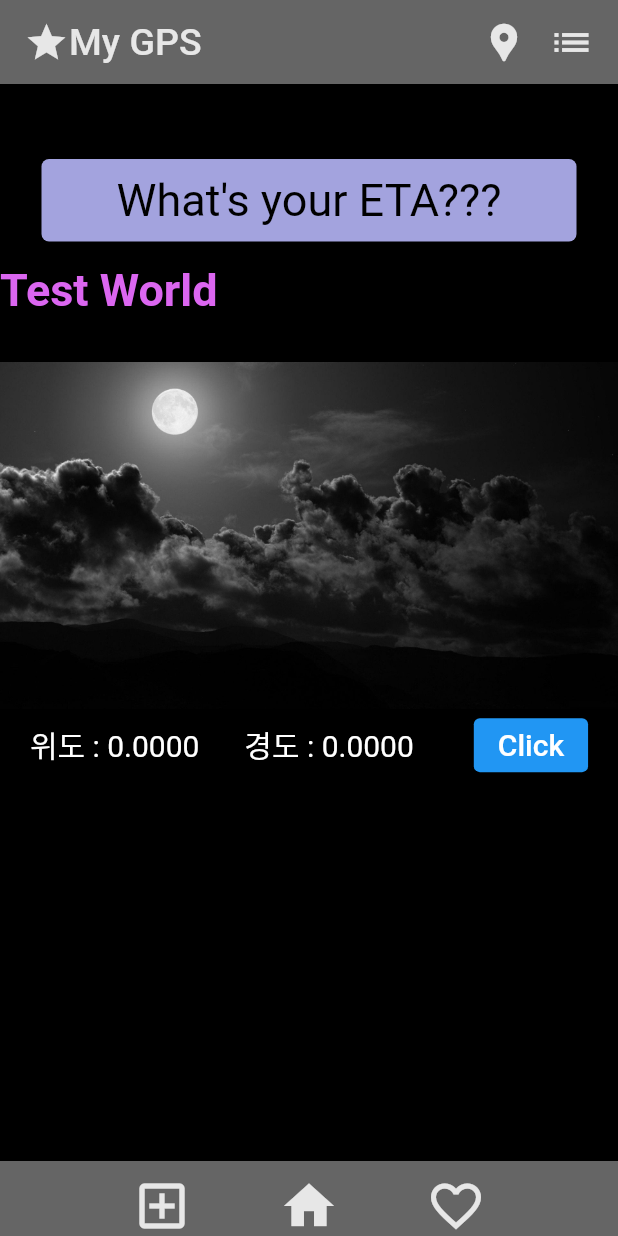
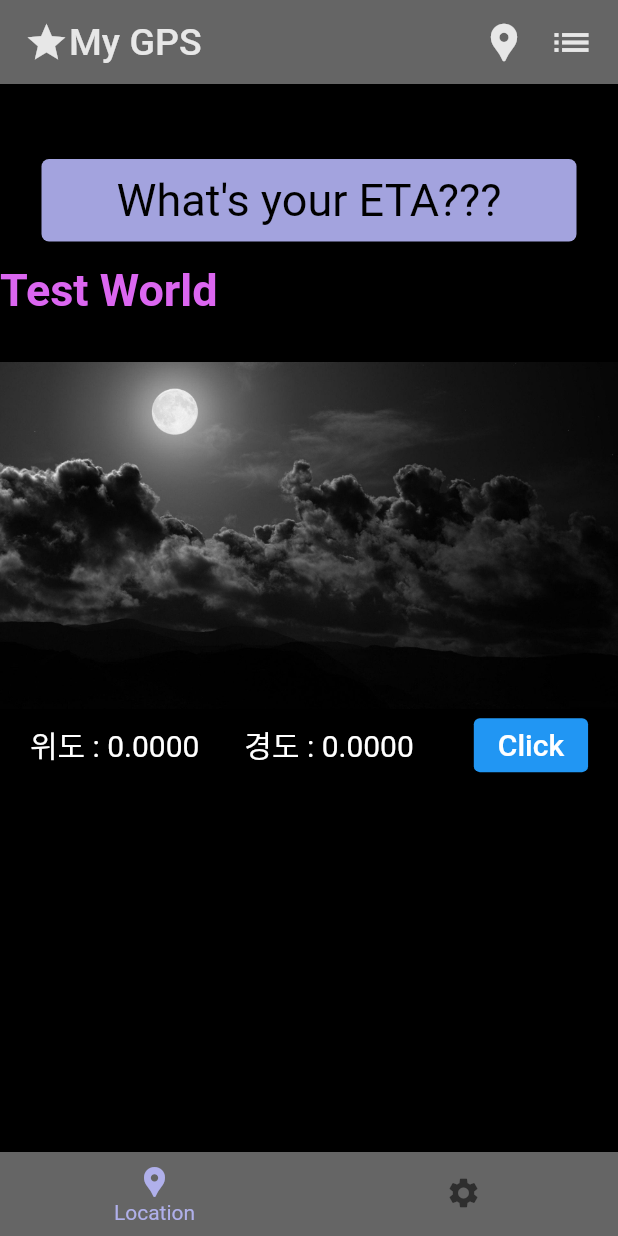
Before and after one commit to Lustytail/checklist, a Flutter app: the screen it shows after launch, on a phone screen of 412 x 824 dp. Run offline on Flutter 3.47's test engine with Material 2 defaults, Android fonts, the phone set to English and light mode, and no system bars; our stand-ins replace geolocator; missing offline and left inert: day_night_switch.

Commit message:
update bottombar

```diff
--- a/lib/main.dart
+++ b/lib/main.dart
@@ -1,8 +1,5 @@
 import 'package:flutter/material.dart';
-import 'package:wyeta/widgets/bottomAppbar.dart';
-import 'widgets/testpage.dart';
-import 'widgets/temp/themeButton.dart';
-import 'widgets/topAppbar.dart';
+import 'widgets/mainPage.dart';
 
 void main() {
   runApp(const MyApp());
@@ -17,34 +14,7 @@ class MyApp extends StatelessWidget {
     return const MaterialApp(
       title: 'Flutter Page',
       debugShowCheckedModeBanner: false,
-      home: Home(),
+      home: MainPage(),
     );
   }
 }
-
-class Home extends StatelessWidget {
-  const Home({super.key});
-
-  @override
-  Widget build(BuildContext context) {
-    return Scaffold(
-      backgroundColor: Colors.black,
-      appBar: AppBar(
-        backgroundColor: const Color.fromARGB(255, 101, 101, 101),
-        title: const TopBarWidget(),
-      ),
-      body: const TestPage(),
-      bottomNavigationBar: const BottomAppBar(
-        height: 50,
-        color: Color.fromARGB(255, 101, 101, 101),
-        child: BottomBarWidget(),
-      ),
-      // floatingActionButton: FloatingActionButton(
-      //   onPressed: () {},
-      //   tooltip: 'Add my ETA',
-      //   backgroundColor: const Color.fromARGB(222, 144, 144, 202),
-      //   child: const Icon(Icons.add),
-      // ),
-    );
-  }
-}
--- a/lib/widgets/bottomAppbar.dart
+++ /dev/null
@@ -1,39 +0,0 @@
-import 'package:flutter/material.dart';
-
-class BottomBarWidget extends StatelessWidget {
-  const BottomBarWidget({super.key});
-
-  @override
-  Widget build(BuildContext context) {
-    return const Padding(
-      padding: EdgeInsets.symmetric(horizontal: 30),
-      child: Column(
-        children: [
-          SizedBox(
-            height: 10,
-          ),
-          Row(
-            mainAxisAlignment: MainAxisAlignment.spaceEvenly,
-            children: [
-              Icon(
-                Icons.add_box_outlined,
-                color: Color.fromARGB(255, 231, 231, 231),
-                size: 40,
-              ),
-              Icon(
-                Icons.home,
-                color: Color.fromARGB(255, 231, 231, 231),
-                size: 40,
-              ),
-              Icon(
-                Icons.favorite_outline,
-                color: Color.fromARGB(255, 231, 231, 231),
-                size: 40,
-              ),
-            ],
-          ),
-        ],
-      ),
-    );
-  }
-}
--- a/lib/widgets/testpage.dart
+++ b/lib/widgets/location/testPage.dart
@@ -1,4 +1,5 @@
 import 'package:flutter/material.dart';
+
 import 'location.dart';
 
 class TestPage extends StatelessWidget {
--- /dev/null
+++ b/lib/widgets/mainPage.dart
@@ -0,0 +1,60 @@
+import 'package:flutter/material.dart';
+import 'location/testPage.dart';
+import 'location/topAppbar.dart';
+import 'setting/settingPage.dart';
+import 'setting/topMenu.dart';
+
+class MainPage extends StatefulWidget {
+  const MainPage({super.key});
+
+  @override
+  State<MainPage> createState() => _MainPageState();
+}
+
+class _MainPageState extends State<MainPage> {
+  int _currentIndex = 0;
+
+  final _topWidget = [
+    const TopBarWidget(),
+    const SettingMenu(),
+  ];
+
+  final _bodyWidget = [
+    const TestPage(),
+    const SettingPage(),
+  ];
+
+  @override
+  Widget build(BuildContext context) {
+    return Scaffold(
+      backgroundColor: Colors.black,
+      appBar: AppBar(
+        backgroundColor: const Color.fromARGB(255, 101, 101, 101),
+        title: _topWidget[_currentIndex],
+      ),
+      body: _bodyWidget[_currentIndex],
+      bottomNavigationBar: BottomNavigationBar(
+        backgroundColor: const Color.fromARGB(255, 101, 101, 101),
+        selectedItemColor: const Color.fromARGB(222, 187, 187, 255),
+        showUnselectedLabels: false,
+        elevation: 5,
+        currentIndex: _currentIndex,
+        onTap: (index) {
+          setState(() {
+            _currentIndex = index;
+          });
+        },
+        items: const [
+          BottomNavigationBarItem(
+            icon: Icon(Icons.location_pin),
+            label: 'Location',
+          ),
+          BottomNavigationBarItem(
+            icon: Icon(Icons.settings),
+            label: 'Setting',
+          ),
+        ],
+      ),
+    );
+  }
+}
```
Also changed, not shown: lib/widgets/setting/settingPage.dart (added, +59 -0 lines), lib/widgets/setting/topMenu.dart (added, +27 -0 lines), lib/widgets/location/location.dart (renamed from lib/widgets/location.dart), lib/widgets/location/topAppbar.dart (renamed from lib/widgets/topAppbar.dart).
